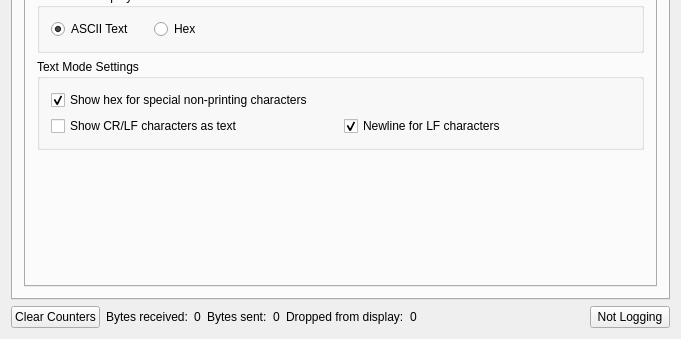
Qt form src/mainwindow.ui (noedigcode/SimpleSerial) before a commit; both pictures show x 0 to 681 and y 468 to 807 of the 681 by 807 pixel window.
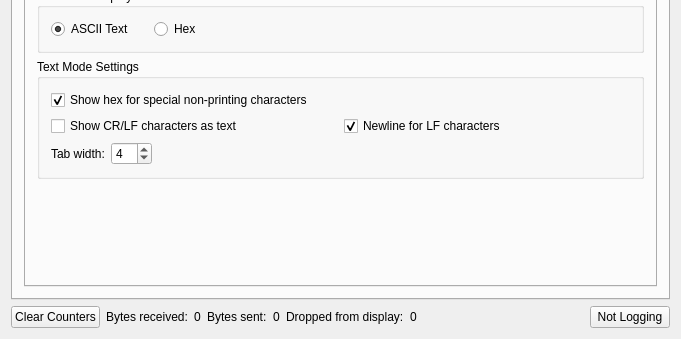
The same form after that commit. The open tabs and pages were chosen to show the change. Icons and pictures are not drawn. Custom widgets are drawn as their Qt base class.

Commit message: Properly calculate tab widths as printed when calculating line wrapping. Line wrapping code is also slightly simplified now. Add option to set tab characters width. For connection screens, improve tab focus order, react to return presses and focus and select text boxes when showing screens.

Diff of the .ui file:
```diff
--- a/src/mainwindow.ui
+++ b/src/mainwindow.ui
@@ -166,6 +166,43 @@
                      </property>
                     </widget>
                    </item>
+                   <item row="2" column="0" colspan="2">
+                    <layout class="QHBoxLayout" name="horizontalLayout_21">
+                     <property name="topMargin">
+                      <number>0</number>
+                     </property>
+                     <item>
+                      <widget class="QLabel" name="label_33">
+                       <property name="text">
+                        <string>Tab width:</string>
+                       </property>
+                      </widget>
+                     </item>
+                     <item>
+                      <widget class="QSpinBox" name="spinBox_tabWidth">
+                       <property name="minimum">
+                        <number>1</number>
+                       </property>
+                       <property name="value">
+                        <number>4</number>
+                       </property>
+                      </widget>
+                     </item>
+                     <item>
+                      <spacer name="horizontalSpacer_21">
+                       <property name="orientation">
+                        <enum>Qt::Horizontal</enum>
+                       </property>
+                       <property name="sizeHint" stdset="0">
+                        <size>
+                         <width>40</width>
+                         <height>20</height>
+                        </size>
+                       </property>
+                      </spacer>
+                     </item>
+                    </layout>
+                   </item>
                   </layout>
                  </widget>
                 </item>
```
Left out of the diff: 96 changed lines with no effect on the pictures. The commit also changes 4 other files.
